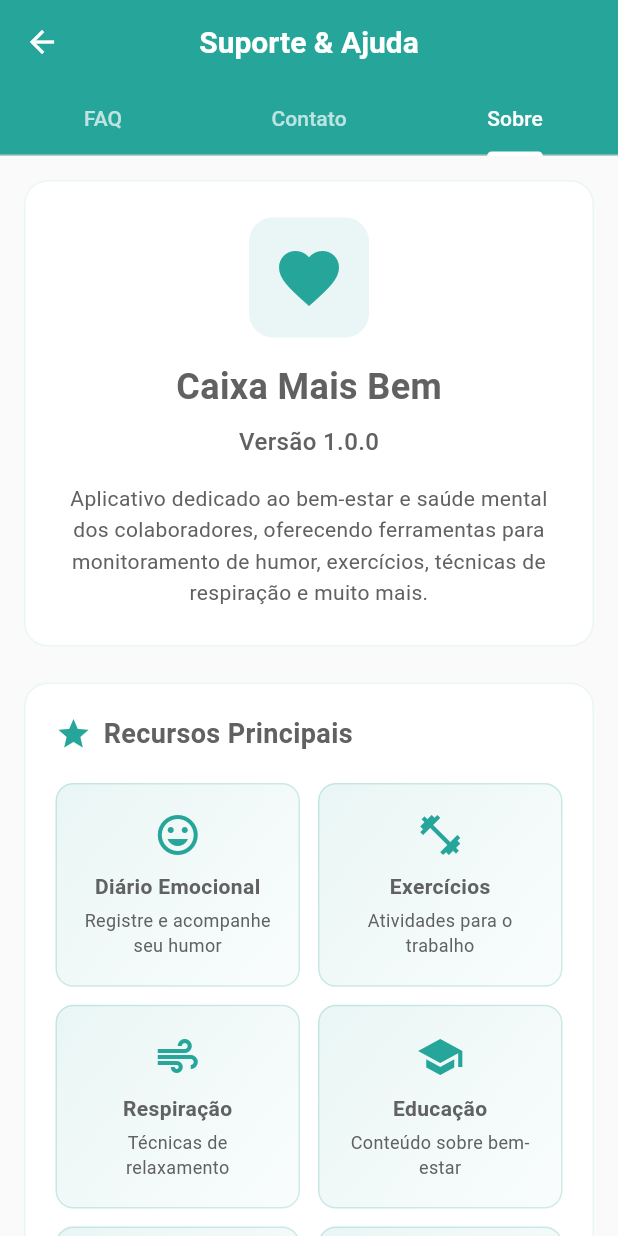
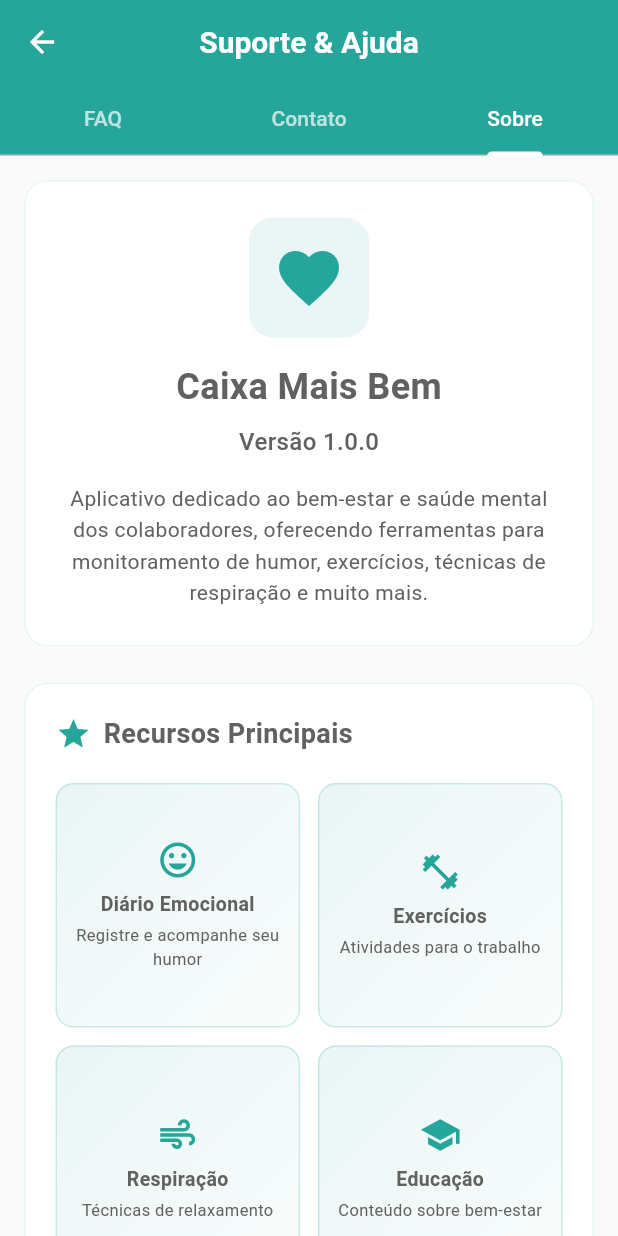
Before and after one commit to clodomilson-silva/caixa-mais-bem, a Flutter app: the SupportScreen screen opened directly, tab 3 chosen, on a phone screen of 412 x 824 dp. Run offline on Flutter 3.47's test engine with Material 3 defaults, Android fonts, the phone set to English and light mode, and no system bars; our stand-ins replace cloud_firestore, device_preview, firebase_auth, firebase_core, firebase_storage, fl_chart and 3 more; accounts and stored records are empty; generated files the repository leaves out were written again.

Commit message:
feat: Firebase integration and production APK build ready
-  Firebase Firestore fully integrated and working
-  Profile data persistence in cloud database
-  Firebase security rules configured
-  APK build configuration with signing
-  Contact information updated in support screen
-  UI overflow issues fixed
-  Package name aligned with Firebase config
-  Core library desugaring for Android compatibility
-  Production APK ready for APKPure deployment

```diff
--- a/lib/src/ui/screens/auth/register_screen.dart
+++ b/lib/src/ui/screens/auth/register_screen.dart
@@ -41,7 +41,7 @@ class _RegisterScreenState extends State<RegisterScreen> {
 
         if (userId != null && mounted) {
           // Criar documento do usuário no Firestore
-          await AppFirebaseService.saveData('users', userId, {
+          await AppFirebaseService.createUserDocument(userId, {
             'name': _nameController.text.trim(),
             'email': _emailController.text.trim(),
             'createdAt': DateTime.now().toIso8601String(),
--- a/lib/src/ui/screens/settings/support_screen.dart
+++ b/lib/src/ui/screens/settings/support_screen.dart
@@ -13,7 +13,7 @@ class _SupportScreenState extends State<SupportScreen>
     with SingleTickerProviderStateMixin {
   late TabController _tabController;
   final _messageController = TextEditingController();
-  final _emailController = TextEditingController(text: 'usuario@caixabank.com');
+  final _emailController = TextEditingController(text: 'seuemail@exemplo.com');
 
   @override
   void initState() {
@@ -274,7 +274,7 @@ class _SupportScreenState extends State<SupportScreen>
           const SizedBox(height: 20),
           _buildContactOption(
             'WhatsApp Business',
-            '+55 11 9999-9999',
+            '+55 98 98510-2248',
             Icons.chat,
             AppColors.success,
             () => _launchWhatsApp(),
@@ -282,7 +282,7 @@ class _SupportScreenState extends State<SupportScreen>
           const SizedBox(height: 16),
           _buildContactOption(
             'Email Direto',
-            'suporte.bemestar@caixabank.com',
+            'profclodomilson@gmail.com',
             Icons.email,
             AppColors.vitality,
             () => _launchEmail(),
@@ -559,13 +559,16 @@ class _SupportScreenState extends State<SupportScreen>
               crossAxisCount: 2,
               crossAxisSpacing: 12,
               mainAxisSpacing: 12,
-              childAspectRatio: 1.2,
+              childAspectRatio:
+                  1.0, // Mudança: de 1.2 para 1.0 para dar mais altura
             ),
             itemCount: features.length,
             itemBuilder: (context, index) {
               final feature = features[index];
               return Container(
-                padding: const EdgeInsets.all(16),
+                padding: const EdgeInsets.all(
+                  12,
+                ), // Mudança: de 16 para 12 para economizar espaço
                 decoration: BoxDecoration(
                   gradient: LinearGradient(
                     begin: Alignment.topLeft,
@@ -584,25 +587,37 @@ class _SupportScreenState extends State<SupportScreen>
                     Icon(
                       feature['icon'] as IconData,
                       color: AppColors.primary,
-                      size: 32,
+                      size: 28, // Mudança: de 32 para 28 para economizar espaço
                     ),
-                    const SizedBox(height: 8),
-                    Text(
+                    const SizedBox(height: 6), // Mudança: de 8 para 6
+                    Flexible(
+                      // Adicionado: Flexible para permitir quebra de texto
+                      child: Text(
                         feature['title'] as String,
                         style: const TextStyle(
-                        fontSize: 14,
+                          fontSize: 13, // Mudança: de 14 para 13
                           fontWeight: FontWeight.w600,
                         ),
                         textAlign: TextAlign.center,
+                        maxLines: 2, // Adicionado: máximo 2 linhas
+                        overflow: TextOverflow
+                            .ellipsis, // Adicionado: truncar se necessário
                       ),
-                    const SizedBox(height: 4),
-                    Text(
+                    ),
+                    const SizedBox(height: 3), // Mudança: de 4 para 3
+                    Flexible(
+                      // Adicionado: Flexible para permitir quebra de texto
+                      child: Text(
                         feature['desc'] as String,
                         style: TextStyle(
-                        fontSize: 12,
+                          fontSize: 11, // Mudança: de 12 para 11
                           color: AppColors.textSecondary,
                         ),
                         textAlign: TextAlign.center,
+                        maxLines: 2, // Adicionado: máximo 2 linhas
+                        overflow: TextOverflow
+                            .ellipsis, // Adicionado: truncar se necessário
+                      ),
                     ),
                   ],
                 ),
@@ -717,19 +732,47 @@ class _SupportScreenState extends State<SupportScreen>
       return;
     }
 
-    // TODO: Implementar envio real de mensagem
+    // Enviar mensagem via email
+    final String subject = Uri.encodeComponent(
+      'Suporte Caixa Mais Bem - Formulário de Contato',
+    );
+    final String body = Uri.encodeComponent(
+      'Email do usuário: ${_emailController.text}\n\n'
+      'Mensagem:\n${_messageController.text}',
+    );
+    final String emailUrl =
+        'mailto:profclodomilson@gmail.com?subject=$subject&body=$body';
+
+    _launchUrl(emailUrl);
+
     _messageController.clear();
     ScaffoldMessenger.of(context).showSnackBar(
       SnackBar(
-        content: const Text('Mensagem enviada com sucesso!'),
+        content: const Text('Cliente de email aberto com sua mensagem!'),
         backgroundColor: AppColors.success,
         behavior: SnackBarBehavior.floating,
       ),
     );
   }
 
+  // Função auxiliar para abrir URLs
+  void _launchUrl(String url) async {
+    if (await canLaunchUrl(Uri.parse(url))) {
+      await launchUrl(Uri.parse(url));
+    } else {
+      if (mounted) {
+        ScaffoldMessenger.of(context).showSnackBar(
+          SnackBar(
+            content: const Text('Não foi possível abrir o link'),
+            backgroundColor: AppColors.error,
+          ),
+        );
+      }
+    }
+  }
+
   void _launchWhatsApp() async {
-    const url = 'https://wa.me/5511999999999';
+    const url = 'https://wa.me/5598985102248';
     if (await canLaunchUrl(Uri.parse(url))) {
       await launchUrl(Uri.parse(url), mode: LaunchMode.externalApplication);
     }
@@ -737,7 +780,7 @@ class _SupportScreenState extends State<SupportScreen>
 
   void _launchEmail() async {
     const url =
-        'mailto:suporte.bemestar@caixabank.com?subject=Suporte Caixa Mais Bem';
+        'mailto:profclodomilson@gmail.com?subject=Suporte Caixa Mais Bem';
     if (await canLaunchUrl(Uri.parse(url))) {
       await launchUrl(Uri.parse(url));
     }
--- a/pubspec.yaml
+++ b/pubspec.yaml
@@ -33,7 +33,7 @@ dependencies:
   google_fonts: ^6.1.0
 
   # Notificações locais
-  flutter_local_notifications: ^16.3.0
+  flutter_local_notifications: ^17.2.3
   timezone: ^0.9.0
 
   # Navegação
```
Also changed, not shown: lib/src/services/app_firebase_service.dart (+69 -4 lines), lib/src/services/firebase_service.dart (+29 -13 lines), lib/src/services/mock_firebase_service.dart (+7 -2 lines), lib/src/ui/screens/settings/profile_screen.dart (+27 -4 lines), pubspec.lock, 5 other files. Lines whose indentation alone changed are shown as unchanged.
